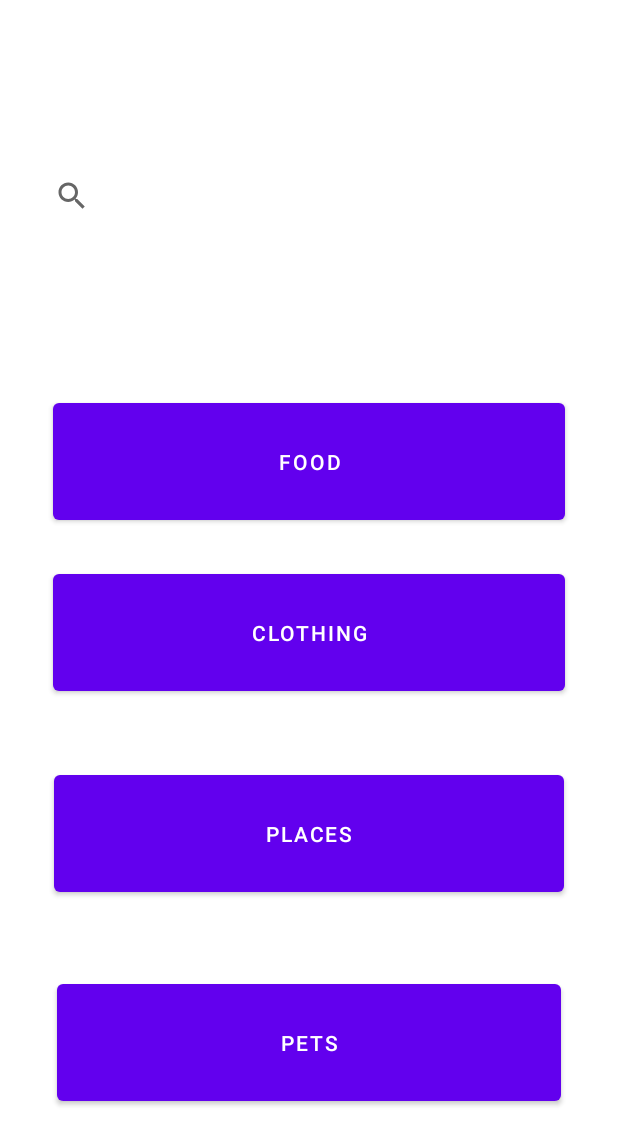
After one commit to JB4Jaison/Voice-Verification, an Android app: the layout home_screen.xml on its own in the app's theme, with its tools: preview values and no code run, on a phone screen of 412 x 824 dp. The commit adds this screen. Shown: the top 1145 px of the screen. Run offline under Robolectric (Android 15) with nearby library versions, the phone set to English and light mode, and no system bars.

Commit message:
Added HomeScreen

```diff
--- a/app/build.gradle
+++ b/app/build.gradle
@@ -38,6 +38,7 @@ dependencies {
     implementation 'androidx.constraintlayout:constraintlayout:2.1.3'
     implementation 'androidx.navigation:navigation-fragment:2.4.1'
     implementation 'androidx.navigation:navigation-ui:2.4.1'
+    implementation 'com.android.car.ui:car-ui-lib:2.0.0'
     testImplementation 'junit:junit:4.13.2'
     androidTestImplementation 'androidx.test.ext:junit:1.1.3'
     androidTestImplementation 'androidx.test.espresso:espresso-core:3.4.0'
--- /dev/null
+++ b/app/src/main/res/layout/home_screen.xml
@@ -0,0 +1,70 @@
+<?xml version="1.0" encoding="utf-8"?>
+<androidx.constraintlayout.widget.ConstraintLayout xmlns:android="http://schemas.android.com/apk/res/android"
+    xmlns:app="http://schemas.android.com/apk/res-auto"
+    xmlns:tools="http://schemas.android.com/tools"
+    android:layout_width="match_parent"
+    android:layout_height="match_parent">
+
+    <SearchView
+        android:id="@+id/searchView"
+        android:layout_width="0dp"
+        android:layout_height="0dp"
+        android:layout_marginStart="24dp"
+        android:layout_marginTop="85dp"
+        android:layout_marginEnd="24dp"
+        android:layout_marginBottom="87dp"
+        app:layout_constraintBottom_toTopOf="@+id/button"
+        app:layout_constraintEnd_toEndOf="parent"
+        app:layout_constraintStart_toStartOf="parent"
+        app:layout_constraintTop_toTopOf="parent" />
+
+    <Button
+        android:id="@+id/button"
+        android:layout_width="0dp"
+        android:layout_height="0dp"
+        android:layout_marginBottom="24dp"
+        android:text="Food"
+        app:layout_constraintBottom_toTopOf="@+id/button2"
+        app:layout_constraintEnd_toEndOf="@+id/button2"
+        app:layout_constraintStart_toStartOf="@+id/button2"
+        app:layout_constraintTop_toBottomOf="@+id/searchView" />
+
+    <Button
+        android:id="@+id/button2"
+        android:layout_width="0dp"
+        android:layout_height="0dp"
+        android:layout_marginStart="35dp"
+        android:layout_marginEnd="35dp"
+        android:layout_marginBottom="44dp"
+        android:text="Clothing"
+        app:layout_constraintBottom_toTopOf="@+id/button3"
+        app:layout_constraintEnd_toEndOf="parent"
+        app:layout_constraintStart_toStartOf="parent"
+        app:layout_constraintTop_toBottomOf="@+id/button" />
+
+    <Button
+        android:id="@+id/button3"
+        android:layout_width="0dp"
+        android:layout_height="0dp"
+        android:layout_marginStart="36dp"
+        android:layout_marginEnd="36dp"
+        android:layout_marginBottom="49dp"
+        android:text="Places"
+        app:layout_constraintBottom_toTopOf="@+id/button4"
+        app:layout_constraintEnd_toEndOf="parent"
+        app:layout_constraintStart_toStartOf="parent"
+        app:layout_constraintTop_toBottomOf="@+id/button2" />
+
+    <Button
+        android:id="@+id/button4"
+        android:layout_width="0dp"
+        android:layout_height="0dp"
+        android:layout_marginStart="38dp"
+        android:layout_marginEnd="38dp"
+        android:layout_marginBottom="84dp"
+        android:text="pets"
+        app:layout_constraintBottom_toBottomOf="parent"
+        app:layout_constraintEnd_toEndOf="parent"
+        app:layout_constraintStart_toStartOf="parent"
+        app:layout_constraintTop_toBottomOf="@+id/button3" />
+</androidx.constraintlayout.widget.ConstraintLayout>
```
Also changed, not shown: app/src/main/java/com/example/voiceverification/HomeScreen.java (added, +66 -0 lines), app/src/main/res/layout/activity_main.xml (line endings or trailing spaces).
